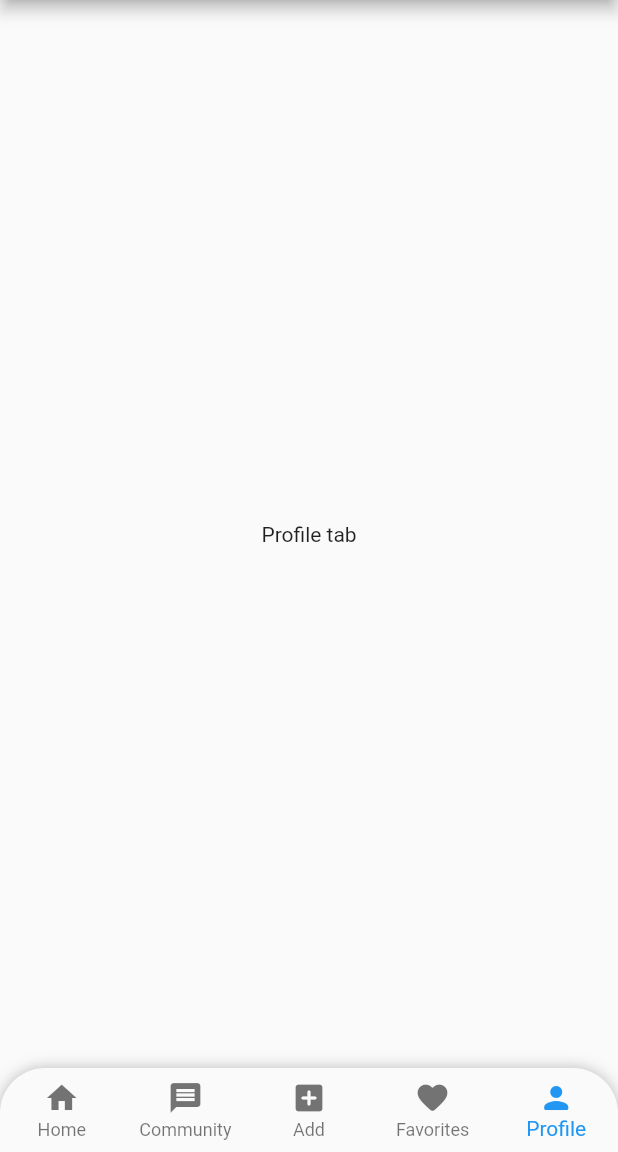
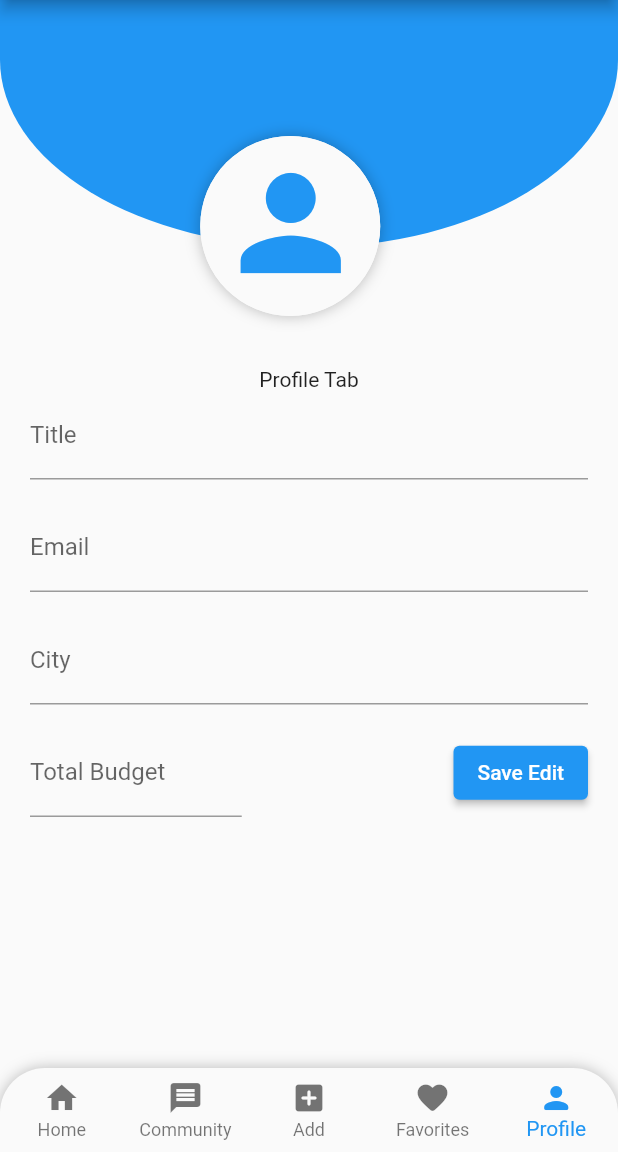
Before and after one commit to Neutrino2711/Savio, a Flutter app: the ScaffoldScreen screen opened directly, item 5 of the bottom bar chosen, on a phone screen of 412 x 824 dp, the part 84-1236 px from its top. Run offline on Flutter 3.47's test engine with Material 2 defaults, Android fonts, the phone set to English and light mode, and no system bars; our stand-ins replace firebase_auth, firebase_core, google_sign_in, syncfusion_flutter_charts; accounts and stored records are empty.

Commit message:
yado commit 4

```diff
--- a/lib/screens/user_profile.dart
+++ /dev/null
@@ -1,10 +0,0 @@
-import 'package:flutter/material.dart';
-
-class UserProfile extends StatelessWidget {
-  const UserProfile({super.key});
-
-  @override
-  Widget build(BuildContext context) {
-    return const Center(child: Text('Profile tab'));
-  }
-}
--- /dev/null
+++ b/lib/screens/user_profile_screen.dart
@@ -0,0 +1,97 @@
+import 'package:exp_man/utilities/profile_stack_design.dart';
+import 'package:flutter/material.dart';
+
+class UserProfile extends StatefulWidget {
+  const UserProfile({super.key});
+
+  @override
+  State<UserProfile> createState() => _UserProfileState();
+}
+
+class _UserProfileState extends State<UserProfile> {
+  final _titleController = TextEditingController();
+  final _emailController = TextEditingController();
+  final _cityController = TextEditingController();
+  final _totalBudgetController = TextEditingController();
+  final _categoryBudgetController = TextEditingController();
+
+  @override
+  Widget build(BuildContext context) {
+    return SingleChildScrollView(
+      // physics: const ScrollPhysics(parent: BouncingScrollPhysics()),
+      child: Column(
+        mainAxisAlignment: MainAxisAlignment.start,
+        children: [
+          const ProfileStackDesign(),
+          const Text('Profile Tab'),
+          Padding(
+            padding: const EdgeInsets.symmetric(horizontal: 20),
+            child: Column(
+              children: [
+                TextField(
+                  controller: _titleController,
+                  decoration: const InputDecoration(
+                    label: Text('Title'),
+                  ),
+                ),
+                const SizedBox(height: 16),
+                TextField(
+                  controller: _emailController,
+                  keyboardType: TextInputType.emailAddress,
+                  decoration: const InputDecoration(
+                    label: Text('Email'),
+                  ),
+                ),
+                const SizedBox(height: 16),
+                TextField(
+                  controller: _cityController,
+                  decoration: const InputDecoration(
+                    label: Text('City'),
+                  ),
+                ),
+                const SizedBox(height: 16),
+                Row(
+                  children: [
+                    Expanded(
+                      child: TextField(
+                        controller: _totalBudgetController,
+                        keyboardType: TextInputType.number,
+                        decoration: const InputDecoration(
+                          label: Text('Total Budget'),
+                          prefixText: '\$ ',
+                        ),
+                      ),
+                    ),
+                    const Spacer(),
+                    // const SizedBox(
+                    //   width: 40,
+                    // ),
+                    ElevatedButton(
+                        onPressed: () {}, child: const Text('Save Edit')),
+                    // Expanded(
+                    //   child: TextField(
+                    //     controller: _categoryBudgetController,
+                    //     keyboardType: TextInputType.number,
+                    //     decoration: const InputDecoration(
+                    //       label: Text('Category Budget'),
+                    //       prefixText: '\$ ',
+                    //     ),
+                    //   ),
+                    // ),
+                  ],
+                ),
+                // const SizedBox(height: 32),
+                // ElevatedButton(
+                //     onPressed: () {}, child: const Text('Save Edit')),
+              ],
+            ),
+          ),
+          // Container(
+          //   height: 1000,
+          //   color: const Color(0xFFfafafa),
+          // ),
+        ],
+      ),
+    );
+  }
+}
--- a/lib/services/networking.dart
+++ b/lib/services/networking.dart
@@ -3,7 +3,7 @@ import 'dart:convert';
 
 class NetworkHelper {
   static String baseUrl =
-      'https://a7ad-2401-4900-1f3d-d838-f62-a1fe-7ac6-47d3.ngrok-free.app/api/';
+      'https://c398-2401-4900-1f3d-d838-ab0e-bae2-a5f4-c469.ngrok-free.app/api/';
 
   Future<Response> getData(String? email) async {
     Response response = await get(Uri.parse('${baseUrl}login/$email'));
--- /dev/null
+++ b/lib/utilities/profile_stack_design.dart
@@ -0,0 +1,57 @@
+import 'package:flutter/material.dart';
+
+class ProfileStackDesign extends StatelessWidget {
+  const ProfileStackDesign({super.key});
+
+  @override
+  Widget build(BuildContext context) {
+    double screenHeight = MediaQuery.of(context).size.height;
+    return Stack(
+      children: [
+        SizedBox(
+          height: screenHeight * 0.297,
+        ),
+        Container(
+          height: screenHeight * 0.2,
+          decoration: BoxDecoration(
+            color: Colors.blue,
+            borderRadius: BorderRadius.vertical(
+                bottom: Radius.elliptical(
+                    MediaQuery.of(context).size.width, 250.0)),
+          ),
+        ),
+        Positioned(
+          top: screenHeight * 0.11,
+          left: screenHeight * 0.162,
+          child: Container(
+            decoration: const BoxDecoration(
+              color: Color(0xFFfafafa),
+              shape: BoxShape.circle,
+              boxShadow: [
+                BoxShadow(color: Colors.black26, spreadRadius: 0, blurRadius: 8)
+              ],
+            ),
+            child: const CircleAvatar(
+              backgroundColor: Color(0xFFfafafa),
+              radius: 60,
+            ),
+          ),
+        ),
+        Positioned(
+          top: screenHeight * 0.11,
+          left: screenHeight * 0.1648,
+          child: Center(
+            child: IconButton(
+              onPressed: () {},
+              icon: const Icon(
+                Icons.person_sharp,
+                size: 100,
+                color: Colors.blue,
+              ),
+            ),
+          ),
+        ),
+      ],
+    );
+  }
+}
--- a/lib/widgets/transaction_tile.dart
+++ b/lib/widgets/transaction_tile.dart
@@ -30,7 +30,8 @@ class TransactionTileBuilder extends StatelessWidget {
                   children: [
                     Text('\$${student.transactions[index]['amount']}'),
                     const Spacer(),
-                    Text('${student.transactions[index]['category']}')
+                    Text(
+                        'category: ${student.transactions[index]['category']}'),
                   ],
                 )
               ],
```
Also changed, not shown: lib/screens/add_expense_screen.dart (+5 -11 lines), lib/screens/home_screen.dart (+28 -10 lines), lib/screens/scaffold_screen.dart (+15 -9 lines), lib/utilities/circular_icon_card.dart (added, +32 -0 lines), lib/utilities/graph_generator.dart (+20 -3 lines), lib/utilities/navigation.dart (deleted, +0 -234 lines), lib/widgets/user_detail_tile.dart (added, +10 -0 lines).
